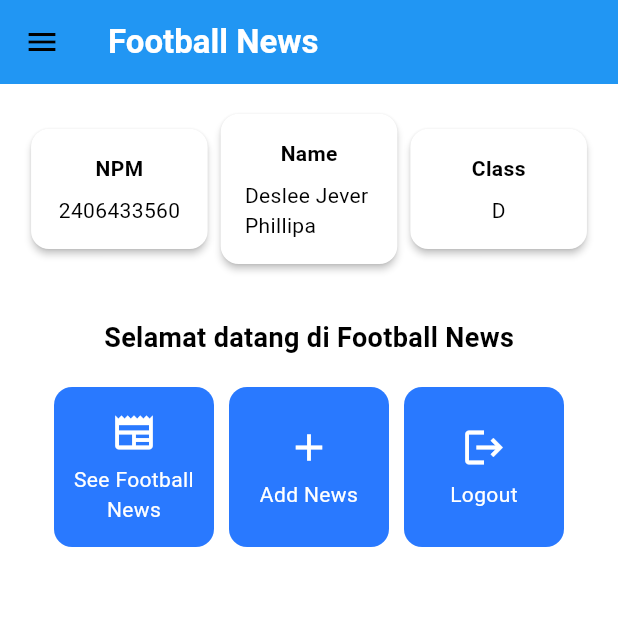
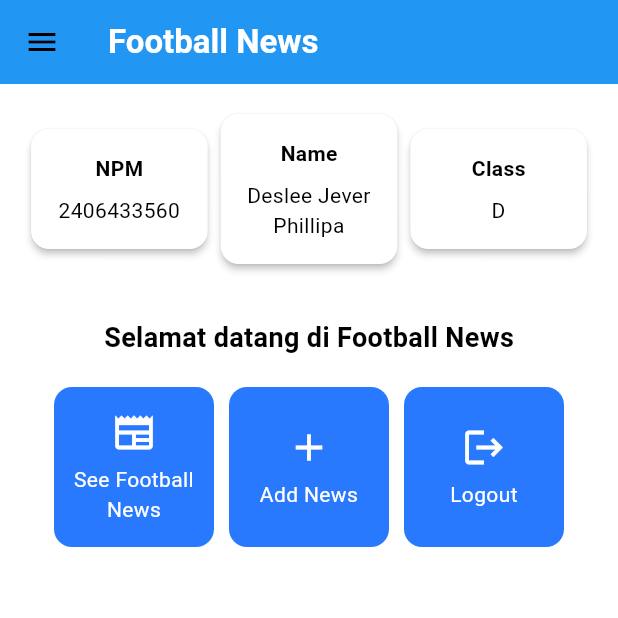
Before and after one commit to lleopie306/football-news-mobile, a Flutter app: the MyHomePage screen opened directly, on a phone screen of 412 x 824 dp, the top half of it. Run offline on Flutter 3.47's test engine with Material 3 defaults, Android fonts, the phone set to English and light mode, and no system bars; missing offline and left inert: pbp_django_auth.

Commit message:
Benerin Tutorial 8

```diff
--- a/lib/screens/menu.dart
+++ b/lib/screens/menu.dart
@@ -1,16 +1,13 @@
 import 'package:flutter/material.dart';
-import 'package:football_news/screens/newslist_form.dart';
 import 'package:football_news/widgets/left_drawer.dart';
-
+import 'package:football_news/widgets/news_card.dart';
 
 class MyHomePage extends StatelessWidget {
   MyHomePage({super.key});
 
-
-  final String nama = "Deslee Jever Phillipa"; //nama
-  final String npm = "2406433560"; //npm
-  final String kelas = "D"; //kelas
-
+  final String nama = "Deslee Jever Phillipa";
+  final String npm = "2406433560";
+  final String kelas = "D";
   final List<ItemHomepage> items = [
     ItemHomepage("See Football News", Icons.newspaper),
     ItemHomepage("Add News", Icons.add),
@@ -19,11 +16,8 @@ class MyHomePage extends StatelessWidget {
 
   @override
   Widget build(BuildContext context) {
-    // Scaffold menyediakan struktur dasar halaman dengan AppBar dan body.
     return Scaffold(
-      // AppBar adalah bagian atas halaman yang menampilkan judul.
       appBar: AppBar(
-        // Judul aplikasi "Football News" dengan teks putih dan tebal.
         title: const Text(
           'Football News',
           style: TextStyle(
@@ -31,18 +25,14 @@ class MyHomePage extends StatelessWidget {
             fontWeight: FontWeight.bold,
           ),
         ),
-        // Warna latar belakang AppBar diambil dari skema warna tema aplikasi.
         backgroundColor: Theme.of(context).colorScheme.primary,
       ),
-      drawer: LeftDrawer(),
-      // Body halaman dengan padding di sekelilingnya.
+      drawer: const LeftDrawer(),
       body: Padding(
         padding: const EdgeInsets.all(16.0),
-        // Menyusun widget secara vertikal dalam sebuah kolom.
         child: Column(
           crossAxisAlignment: CrossAxisAlignment.center,
           children: [
-            // Row untuk menampilkan 3 InfoCard secara horizontal.
             Row(
               mainAxisAlignment: MainAxisAlignment.spaceEvenly,
               children: [
@@ -51,17 +41,10 @@ class MyHomePage extends StatelessWidget {
                 InfoCard(title: 'Class', content: kelas),
               ],
             ),
-
-            // Memberikan jarak vertikal 16 unit.
             const SizedBox(height: 16.0),
-
-            // Menempatkan widget berikutnya di tengah halaman.
             Center(
               child: Column(
-                // Menyusun teks dan grid item secara vertikal.
-
                 children: [
-                  // Menampilkan teks sambutan dengan gaya tebal dan ukuran 18.
                   const Padding(
                     padding: EdgeInsets.only(top: 16.0),
                     child: Text(
@@ -72,18 +55,14 @@ class MyHomePage extends StatelessWidget {
                       ),
                     ),
                   ),
-
-                  // Grid untuk menampilkan ItemCard dalam bentuk grid 3 kolom.
                   GridView.count(
                     primary: true,
                     padding: const EdgeInsets.all(20),
                     crossAxisSpacing: 10,
                     mainAxisSpacing: 10,
                     crossAxisCount: 3,
-                    // Agar grid menyesuaikan tinggi kontennya.
                     shrinkWrap: true,
-
-                    // Menampilkan ItemCard untuk setiap item dalam list items.
+                    // Gunakan ItemCard (dari file news_card.dart)
                     children: items.map((ItemHomepage item) {
                       return ItemCard(item);
                     }).toList(),
@@ -99,23 +78,18 @@ class MyHomePage extends StatelessWidget {
 }
 
 class InfoCard extends StatelessWidget {
-  // Kartu informasi yang menampilkan title dan content.
-
-  final String title;  // Judul kartu.
-  final String content;  // Isi kartu.
+  final String title;
+  final String content;
 
   const InfoCard({super.key, required this.title, required this.content});
 
   @override
   Widget build(BuildContext context) {
     return Card(
-      // Membuat kotak kartu dengan bayangan dibawahnya.
       elevation: 2.0,
       child: Container(
-        // Mengatur ukuran dan jarak di dalam kartu.
-        width: MediaQuery.of(context).size.width / 3.5, // menyesuaikan dengan lebar device yang digunakan.
+        width: MediaQuery.of(context).size.width / 3.5,
         padding: const EdgeInsets.all(16.0),
-        // Menyusun title dan content secara vertikal.
         child: Column(
           children: [
             Text(
@@ -123,75 +97,10 @@ class InfoCard extends StatelessWidget {
               style: const TextStyle(fontWeight: FontWeight.bold),
             ),
             const SizedBox(height: 8.0),
-            Text(content),
+            Text(content, textAlign: TextAlign.center),
           ],
         ),
       ),
     );
   }
 }
-
-class ItemHomepage {
-  final String name;
-  final IconData icon;
-
-  ItemHomepage(this.name, this.icon);
-}
-
-class ItemCard extends StatelessWidget {
-  // Menampilkan kartu dengan ikon dan nama.
-
-  final ItemHomepage item;
-
-  const ItemCard(this.item, {super.key});
-
-  @override
-  Widget build(BuildContext context) {
-    return Material(
-      // Menentukan warna latar belakang dari tema aplikasi.
-      color: Theme.of(context).colorScheme.secondary,
-      // Membuat sudut kartu melengkung.
-      borderRadius: BorderRadius.circular(12),
-
-      child: InkWell(
-        // Aksi ketika kartu ditekan.
-        onTap: () {
-          // Menampilkan pesan SnackBar saat kartu ditekan.
-          ScaffoldMessenger.of(context)
-            ..hideCurrentSnackBar()
-            ..showSnackBar(
-                SnackBar(content: Text("Kamu telah menekan tombol ${item.name}!"))
-            );
-          if (item.name == "Tambah Berita") {
-            Navigator.push(context,
-                MaterialPageRoute(builder: (context) => const NewsFormPage()));
-          }
-        },
-        // Container untuk menyimpan Icon dan Text
-        child: Container(
-          padding: const EdgeInsets.all(8),
-          child: Center(
-            child: Column(
-              // Menyusun ikon dan teks di tengah kartu.
-              mainAxisAlignment: MainAxisAlignment.center,
-              children: [
-                Icon(
-                  item.icon,
-                  color: Colors.white,
-                  size: 30.0,
-                ),
-                const Padding(padding: EdgeInsets.all(3)),
-                Text(
-                  item.name,
-                  textAlign: TextAlign.center,
-                  style: const TextStyle(color: Colors.white),
-                ),
-              ],
-            ),
-          ),
-        ),
-      ),
-    );
-  }
-
-}
```
Also changed, not shown: lib/widgets/news_card.dart (+31 -39 lines), lib/models/news_entry.dart (line endings or trailing spaces), lib/screens/register.dart (line endings or trailing spaces).
